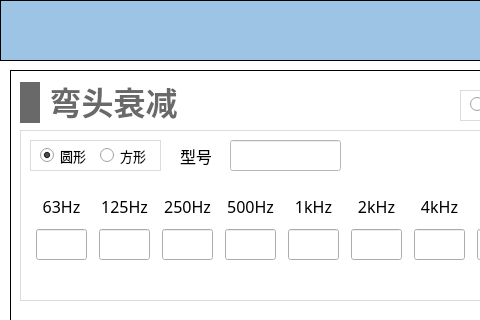
First picture: the form in NoiseCalSoft/inputDialog/dialog_elbow.ui, repository haobana/NoiCal, before the edit; both pictures show x 0 to 480 and y 0 to 320 of the 671 by 621 pixel window.
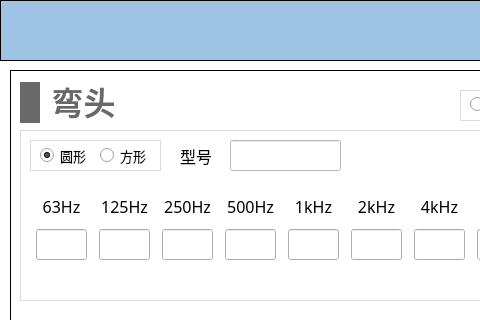
Second picture: the form after the edit. Icons and pictures are not drawn.

```diff
--- a/NoiseCalSoft/inputDialog/dialog_elbow.ui
+++ b/NoiseCalSoft/inputDialog/dialog_elbow.ui
@@ -1206,7 +1206,7 @@
      <rect>
       <x>10</x>
       <y>10</y>
-      <width>161</width>
+      <width>101</width>
       <height>45</height>
      </rect>
     </property>
@@ -1252,7 +1252,7 @@
 }</string>
        </property>
        <property name="text">
-        <string>弯头衰减</string>
+        <string>弯头</string>
        </property>
        <property name="alignment">
         <set>Qt::AlignBottom|Qt::AlignHCenter</set>
```
